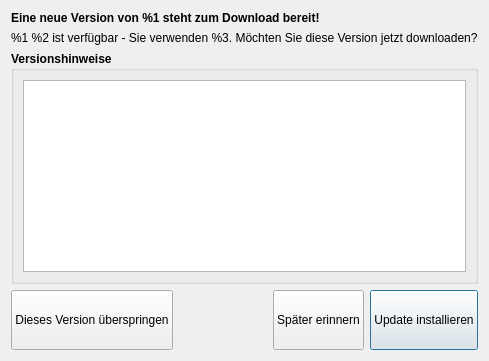
Qt form src/3rdparty/fervor-autoupdate/fvupdatewindow.ui (todvora/qrk-registrier-kasse) before a commit.
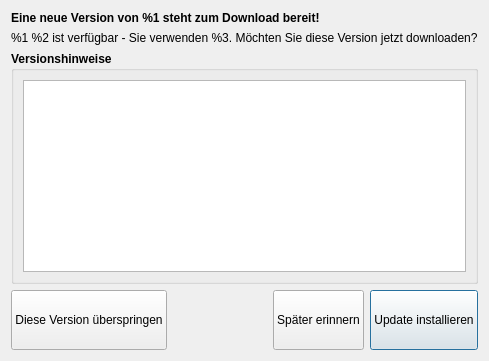
The same form after that commit.

What changed in the file:
```diff
--- a/src/3rdparty/fervor-autoupdate/fvupdatewindow.ui
+++ b/src/3rdparty/fervor-autoupdate/fvupdatewindow.ui
@@ -77,7 +77,7 @@
           </size>
          </property>
          <property name="text">
-          <string>Dieses Version überspringen</string>
+          <string>Diese Version überspringen</string>
          </property>
         </widget>
        </item>
```
